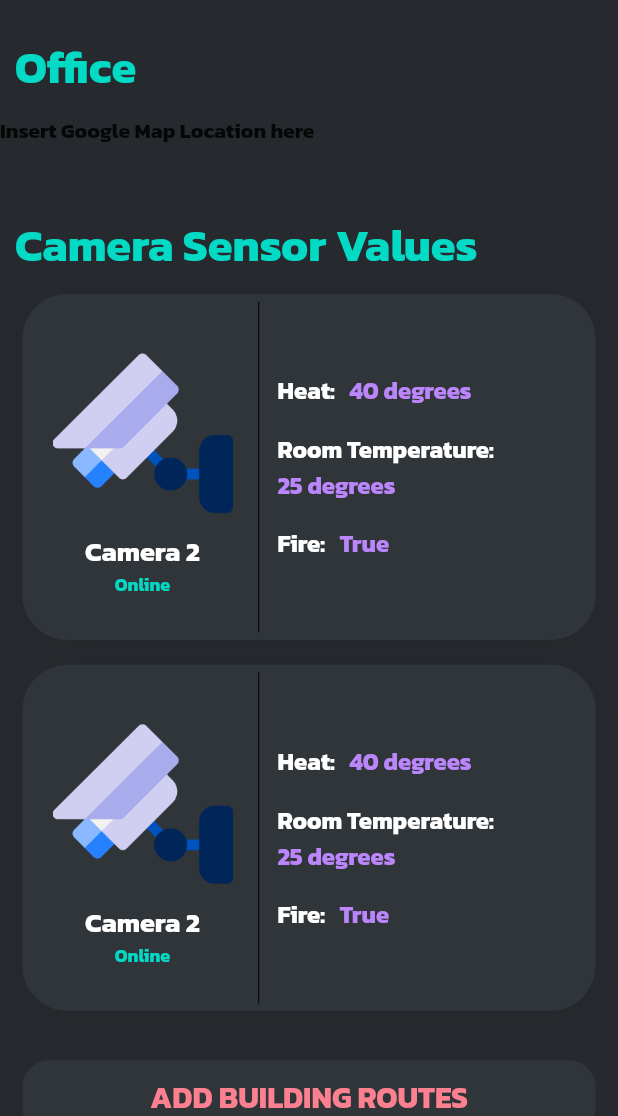
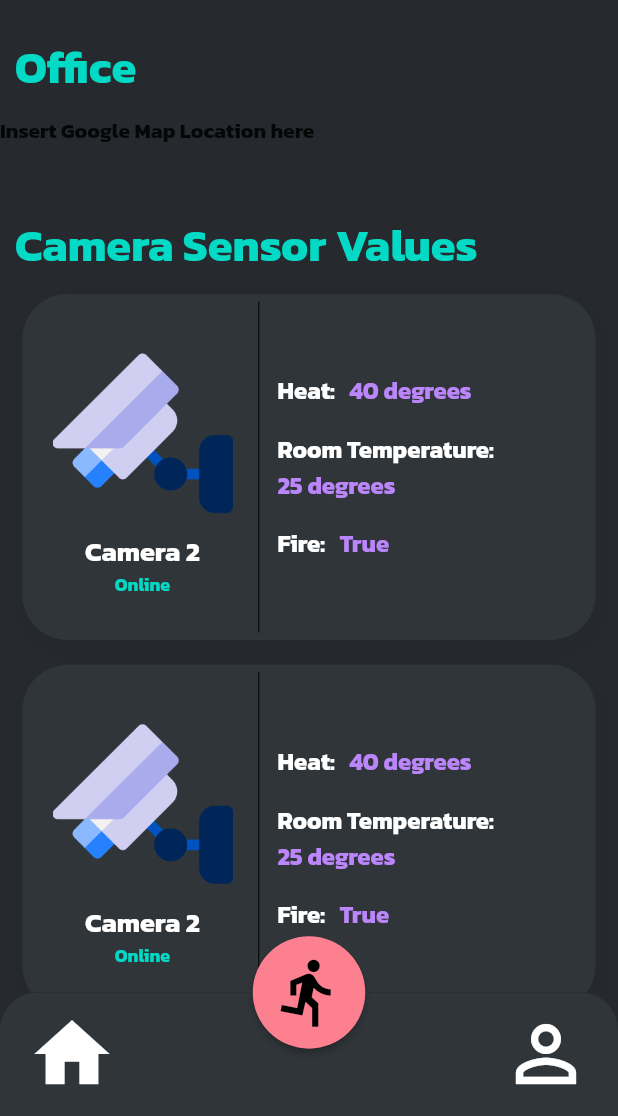
Before and after one commit to Hub-Varith/GuideAndVacuate, a Flutter app: the OfficeInformationScreen screen opened directly, on a phone screen of 412 x 824 dp, the part 120-1236 px from its top. Run offline on Flutter 3.47's test engine with Material 2 defaults, Android fonts, the phone set to English and light mode, and no system bars; our stand-ins replace google_fonts.

Commit message:
added nav bar

```diff
--- a/lib/Screens/OfficeInformationScreen.dart
+++ b/lib/Screens/OfficeInformationScreen.dart
@@ -1,3 +1,4 @@
+import 'package:Vacuate/Custom/BottomNavBar.dart';
 import 'package:flutter/material.dart';
 import '../Custom/camera_card.dart';
 import '../Custom/page_title.dart';
@@ -65,6 +66,18 @@ class _OfficeInformationScreenState extends State<OfficeInformationScreen> {
           ),
         ),
       ),
+      floatingActionButtonLocation: FloatingActionButtonLocation.centerDocked,
+      floatingActionButton: Container(
+        height: 75,
+        width: 75,
+        child: RawMaterialButton(
+          shape: CircleBorder(),
+          fillColor: pinkishColor,
+          child: Icon(Icons.directions_run, color: Colors.black, size: 50),
+          onPressed: () {},
+        ),
+      ),
+      bottomNavigationBar: BottomNavBar(),
     );
   }
 }
```
